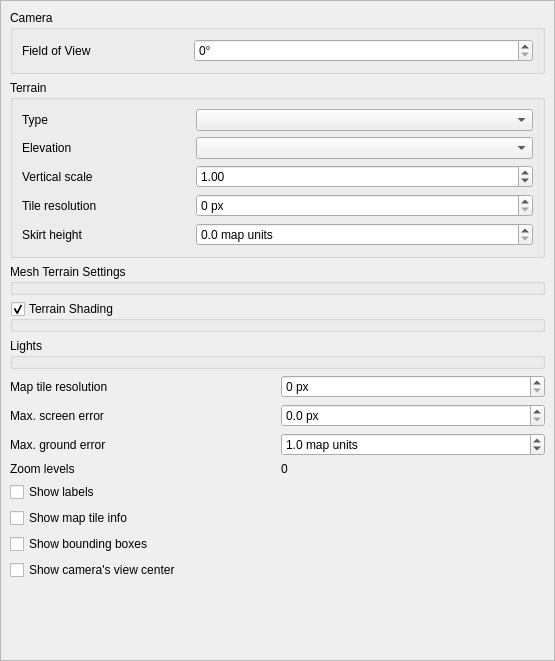
This is src/ui/3d/map3dconfigwidget.ui in qgis/QGIS as Qt 5 draws it before an edit. The edited form follows.
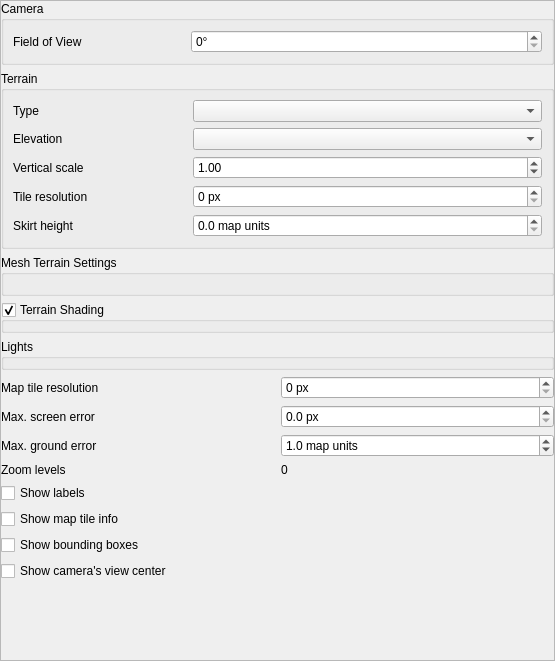
This is the edited form. Custom widgets are drawn as their Qt base class.

Commit message:
Reduce margins in vector and mesh layer properties dialog
harmonizing all the tabs and vertically aligning the settings widget with button toolbar at the bottom

Patch:
```diff
--- a/src/ui/3d/map3dconfigwidget.ui
+++ b/src/ui/3d/map3dconfigwidget.ui
@@ -41,6 +41,18 @@
        </rect>
       </property>
       <layout class="QGridLayout" name="gridLayout_4">
+       <property name="leftMargin">
+        <number>0</number>
+       </property>
+       <property name="topMargin">
+        <number>0</number>
+       </property>
+       <property name="rightMargin">
+        <number>0</number>
+       </property>
+       <property name="bottomMargin">
+        <number>0</number>
+       </property>
        <item row="11" column="0">
         <spacer name="verticalSpacer">
          <property name="orientation">
@@ -309,16 +321,16 @@
          </property>
          <layout class="QVBoxLayout" name="verticalLayout">
           <property name="leftMargin">
-           <number>0</number>
+           <number>9</number>
           </property>
           <property name="topMargin">
-           <number>0</number>
+           <number>9</number>
           </property>
           <property name="rightMargin">
-           <number>0</number>
+           <number>9</number>
           </property>
           <property name="bottomMargin">
-           <number>0</number>
+           <number>9</number>
           </property>
          </layout>
         </widget>
```
Left out of the diff: 22 changed lines with no effect on the pictures. The commit also changes 7 other files.
